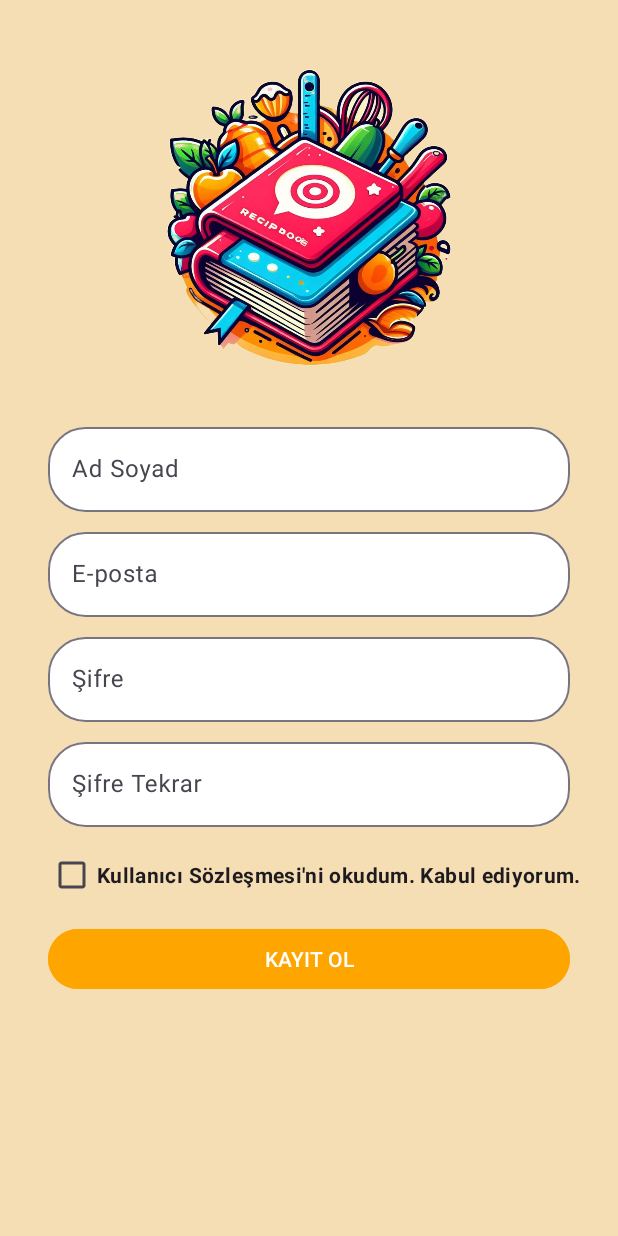
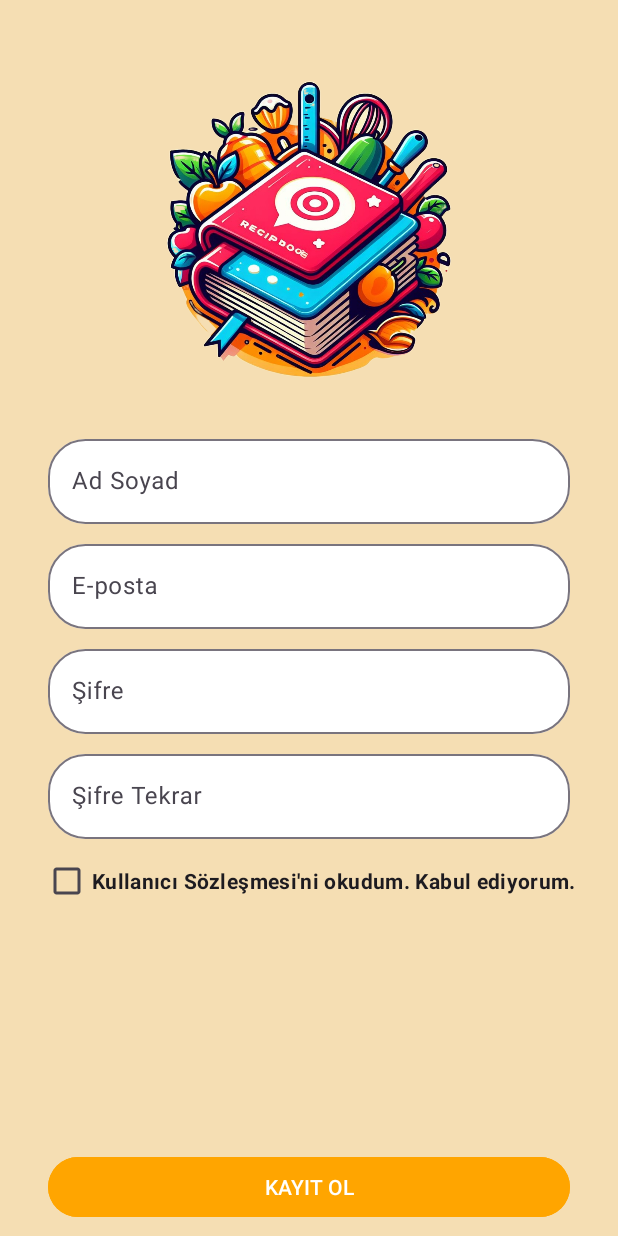
Before and after one commit to FurkanYagli/Tarif-Defterim, an Android app: the RegisterFragment screen opened through its navigation route, on a phone screen of 412 x 824 dp. Run offline under Robolectric (Android 15) with nearby library versions, the phone set to English and light mode, and no system bars; our stand-ins replace data binding.

Commit message:
tarif-defterim

```diff
--- a/app/build.gradle.kts
+++ b/app/build.gradle.kts
@@ -53,4 +53,9 @@ dependencies {
     testImplementation(libs.junit)
     androidTestImplementation(libs.androidx.junit)
     androidTestImplementation(libs.androidx.espresso.core)
+
+
+    implementation("androidx.lifecycle:lifecycle-viewmodel:2.5.1")
+    implementation("androidx.activity:activity-ktx:1.6.1")
+
 }
--- a/app/src/main/java/com/example/tarifdefterim/ui/fragment/LoginFragment.kt
+++ b/app/src/main/java/com/example/tarifdefterim/ui/fragment/LoginFragment.kt
@@ -5,20 +5,39 @@ import androidx.fragment.app.Fragment
 import android.view.LayoutInflater
 import android.view.View
 import android.view.ViewGroup
+import androidx.databinding.DataBindingUtil
+import androidx.fragment.app.viewModels
+import androidx.lifecycle.ViewModel
 import androidx.navigation.Navigation
 import com.example.tarifdefterim.R
 import com.example.tarifdefterim.databinding.FragmentLoginBinding
+import com.example.tarifdefterim.ui.viewmodel.GirisViewModel
+import com.example.tarifdefterim.ui.viewmodel.TarifDetayViewModel
 
 class LoginFragment : Fragment() {
 
     private lateinit var binding: FragmentLoginBinding
+    private lateinit var viewModel: GirisViewModel
 
      override fun onCreateView(inflater: LayoutInflater, container: ViewGroup?, savedInstanceState: Bundle?): View? {
 
-         binding = FragmentLoginBinding.inflate(inflater, container, false)
-         binding.button.setOnClickListener {
-             Navigation.findNavController(it).navigate(R.id.LogindenRegistera)
-         }
+         binding = DataBindingUtil.inflate(inflater, R.layout.fragment_login, container, false)
+         binding.loginFragment = this
+
+
+
+
         return binding.root
     }
+
+    override fun onCreate(savedInstanceState: Bundle?){
+        super.onCreate(savedInstanceState)
+        val tempViewModel: GirisViewModel by viewModels()
+        viewModel = tempViewModel
+
+    }
+
+    fun buttonGirisYap(){
+        Navigation.findNavController(binding.button).navigate(R.id.LogindenRegistera)
+    }
 }
--- a/app/src/main/java/com/example/tarifdefterim/ui/fragment/RegisterFragment.kt
+++ b/app/src/main/java/com/example/tarifdefterim/ui/fragment/RegisterFragment.kt
@@ -5,25 +5,39 @@ import androidx.fragment.app.Fragment
 import android.view.LayoutInflater
 import android.view.View
 import android.view.ViewGroup
+import androidx.databinding.DataBindingUtil
+import androidx.fragment.app.viewModels
 import androidx.navigation.Navigation
 import com.example.tarifdefterim.R
 import com.example.tarifdefterim.databinding.FragmentRegisterBinding
+import com.example.tarifdefterim.ui.viewmodel.AnasayfaViewModel
+import com.example.tarifdefterim.ui.viewmodel.KayitViewModel
+import com.example.tarifdefterim.ui.viewmodel.TarifDetayViewModel
 
 class RegisterFragment : Fragment() {
 private lateinit var binding: FragmentRegisterBinding
+private lateinit var viewModel: KayitViewModel
 
     override fun onCreateView(inflater: LayoutInflater, container: ViewGroup?, savedInstanceState: Bundle?): View? {
 
 
-        binding = FragmentRegisterBinding.inflate(inflater,container,false)
+        binding = DataBindingUtil.inflate(inflater, R.layout.fragment_register, container,false)
+        binding.registerFragment = this
 
-        binding.button2.setOnClickListener {
-            Navigation.findNavController(it).navigate(R.id.registerMain)
-        }
+
+
 
         return binding.root
 
 
     }
+   override fun onCreate(savedInstanceState: Bundle?){
+        super.onCreate(savedInstanceState)
+        val tempViewModel: KayitViewModel by viewModels()
+        viewModel = tempViewModel
 
+    }
+    fun buttonKayitOl(){
+        Navigation.findNavController(binding.button2).navigate(R.id.registerMain)
+    }
 }
--- /dev/null
+++ b/app/src/main/java/com/example/tarifdefterim/ui/viewmodel/GirisViewModel.kt
@@ -0,0 +1,6 @@
+package com.example.tarifdefterim.ui.viewmodel
+
+import androidx.lifecycle.ViewModel
+
+class GirisViewModel : ViewModel() {
+}
--- /dev/null
+++ b/app/src/main/java/com/example/tarifdefterim/ui/viewmodel/KayitViewModel.kt
@@ -0,0 +1,6 @@
+package com.example.tarifdefterim.ui.viewmodel
+
+import androidx.lifecycle.ViewModel
+
+class KayitViewModel : ViewModel() {
+}
--- /dev/null
+++ b/app/src/main/java/com/example/tarifdefterim/ui/viewmodel/TarifDetayViewModel.kt
@@ -0,0 +1,6 @@
+package com.example.tarifdefterim.ui.viewmodel
+
+import androidx.lifecycle.ViewModel
+
+class TarifDetayViewModel : ViewModel() {
+}
--- a/app/src/main/res/layout/fragment_register.xml
+++ b/app/src/main/res/layout/fragment_register.xml
@@ -1,35 +1,32 @@
 <?xml version="1.0" encoding="utf-8"?>
-<androidx.constraintlayout.widget.ConstraintLayout xmlns:android="http://schemas.android.com/apk/res/android"
+<layout xmlns:android="http://schemas.android.com/apk/res/android"
     xmlns:app="http://schemas.android.com/apk/res-auto"
-    xmlns:tools="http://schemas.android.com/tools"
+    xmlns:tools="http://schemas.android.com/tools">
+
+    <data>
+        <variable
+            name="registerFragment"
+            type="com.example.tarifdefterim.ui.fragment.RegisterFragment" />
+    </data>
+
+    <androidx.constraintlayout.widget.ConstraintLayout
         android:layout_width="match_parent"
         android:layout_height="match_parent"
         android:background="@color/bej"
         tools:context=".ui.fragment.RegisterFragment">
 
-    <com.google.android.material.textfield.TextInputLayout
-        android:id="@+id/textInputLayout3"
+        <ScrollView
+            android:id="@+id/scrollView2"
             android:layout_width="0dp"
-        android:layout_height="wrap_content"
-        android:layout_marginStart="32dp"
-        android:layout_marginTop="8dp"
-        android:layout_marginEnd="32dp"
-        app:boxBackgroundColor="@color/white"
-        app:boxCornerRadiusBottomEnd="25dp"
-        app:boxCornerRadiusBottomStart="25dp"
-        app:boxCornerRadiusTopEnd="25dp"
-        app:boxCornerRadiusTopStart="25dp"
-        app:hintTextColor="@color/black"
+            android:layout_height="0dp"
+            app:layout_constraintBottom_toBottomOf="parent"
             app:layout_constraintEnd_toEndOf="parent"
-        app:layout_constraintHorizontal_bias="0.5"
             app:layout_constraintStart_toStartOf="parent"
-        app:layout_constraintTop_toBottomOf="@+id/imageView2">
+            app:layout_constraintTop_toTopOf="parent">
 
-        <com.google.android.material.textfield.TextInputEditText
+            <androidx.constraintlayout.widget.ConstraintLayout
                 android:layout_width="match_parent"
-            android:layout_height="wrap_content"
-            android:hint="Ad Soyad" />
-    </com.google.android.material.textfield.TextInputLayout>
+                android:layout_height="match_parent">
 
                 <com.google.android.material.textfield.TextInputLayout
                     android:id="@+id/textInputLayout4"
@@ -82,9 +79,10 @@
                     android:layout_width="0dp"
                     android:layout_height="wrap_content"
                     android:layout_marginStart="32dp"
-        android:layout_marginTop="8dp"
+                    android:layout_marginTop="156dp"
                     android:layout_marginEnd="32dp"
                     android:backgroundTint="@color/turuncuFresh"
+                    android:onClick="@{() -> registerFragment.buttonKayitOl()}"
                     android:shadowColor="@color/black"
                     android:text="KAYIT OL"
                     android:textColor="@color/white"
@@ -92,17 +90,6 @@
                     app:layout_constraintHorizontal_bias="0.5"
                     app:layout_constraintStart_toStartOf="parent"
                     app:layout_constraintTop_toBottomOf="@+id/checkBox" />
-
-    <ImageView
-        android:id="@+id/imageView2"
-        android:layout_width="255dp"
-        android:layout_height="255dp"
-        android:layout_marginTop="16dp"
-        android:src="@drawable/tarif_defterim_register"
-        app:layout_constraintEnd_toEndOf="parent"
-        app:layout_constraintHorizontal_bias="0.5"
-        app:layout_constraintStart_toStartOf="parent"
-        app:layout_constraintTop_toTopOf="parent" />
 
                 <com.google.android.material.textfield.TextInputLayout
                     android:id="@+id/textInputLayout6"
@@ -117,6 +104,7 @@
                     app:boxCornerRadiusTopEnd="25dp"
                     app:boxCornerRadiusTopStart="25dp"
                     app:layout_constraintEnd_toEndOf="parent"
+                    app:layout_constraintHorizontal_bias="0.5"
                     app:layout_constraintStart_toStartOf="parent"
                     app:layout_constraintTop_toBottomOf="@+id/textInputLayout3">
 
@@ -126,30 +114,57 @@
                         android:hint="E-posta" />
                 </com.google.android.material.textfield.TextInputLayout>
 
-    <ScrollView
-        android:id="@+id/scrollView2"
-        android:layout_width="83dp"
-        android:layout_height="636dp"
-        app:layout_constraintBottom_toBottomOf="parent"
-        app:layout_constraintTop_toTopOf="parent"
-        tools:layout_editor_absoluteX="327dp">
-
-        <LinearLayout
-            android:layout_width="match_parent"
-            android:layout_height="wrap_content"
-            android:orientation="vertical" />
-    </ScrollView>
-
                 <CheckBox
                     android:id="@+id/checkBox"
                     android:layout_width="wrap_content"
                     android:layout_height="wrap_content"
                     android:layout_marginStart="32dp"
-        android:layout_marginTop="8dp"
+                    android:layout_marginTop="4dp"
+                    android:layout_marginEnd="32dp"
                     android:text="Kullanıcı Sözleşmesi'ni okudum. Kabul ediyorum."
                     android:textAlignment="center"
                     android:textStyle="bold"
+                    app:layout_constraintEnd_toEndOf="parent"
+                    app:layout_constraintHorizontal_bias="0.5"
                     app:layout_constraintStart_toStartOf="parent"
                     app:layout_constraintTop_toBottomOf="@+id/textInputLayout5" />
 
+                <com.google.android.material.textfield.TextInputLayout
+                    android:id="@+id/textInputLayout3"
+                    android:layout_width="0dp"
+                    android:layout_height="wrap_content"
+                    android:layout_marginStart="32dp"
+                    android:layout_marginTop="8dp"
+                    android:layout_marginEnd="32dp"
+                    app:boxBackgroundColor="@color/white"
+                    app:boxCornerRadiusBottomEnd="25dp"
+                    app:boxCornerRadiusBottomStart="25dp"
+                    app:boxCornerRadiusTopEnd="25dp"
+                    app:boxCornerRadiusTopStart="25dp"
+                    app:hintTextColor="@color/black"
+                    app:layout_constraintEnd_toEndOf="parent"
+                    app:layout_constraintHorizontal_bias="0.5"
+                    app:layout_constraintStart_toStartOf="parent"
+                    app:layout_constraintTop_toBottomOf="@+id/imageView2">
+
+                    <com.google.android.material.textfield.TextInputEditText
+                        android:layout_width="match_parent"
+                        android:layout_height="wrap_content"
+                        android:hint="Ad Soyad" />
+                </com.google.android.material.textfield.TextInputLayout>
+
+                <ImageView
+                    android:id="@+id/imageView2"
+                    android:layout_width="255dp"
+                    android:layout_height="255dp"
+                    android:layout_marginTop="24dp"
+                    android:src="@drawable/tarif_defterim_register"
+                    app:layout_constraintEnd_toEndOf="parent"
+                    app:layout_constraintHorizontal_bias="0.5"
+                    app:layout_constraintStart_toStartOf="parent"
+                    app:layout_constraintTop_toTopOf="parent" />
             </androidx.constraintlayout.widget.ConstraintLayout>
+        </ScrollView>
+
+    </androidx.constraintlayout.widget.ConstraintLayout>
+</layout>
```
Also changed, not shown: app/src/main/java/com/example/tarifdefterim/data/datasource/KullanicilarDataSource.kt (added, +11 -0 lines), app/src/main/java/com/example/tarifdefterim/data/datasource/YemeklerDataSource.kt (added, +24 -0 lines), app/src/main/java/com/example/tarifdefterim/data/entity/AnaYemekler.kt (added, +8 -0 lines), app/src/main/java/com/example/tarifdefterim/data/entity/Corbalar.kt (added, +8 -0 lines), app/src/main/java/com/example/tarifdefterim/data/entity/Tatlilar.kt (added, +8 -0 lines), app/src/main/java/com/example/tarifdefterim/data/repo/KullanicilarRepository.kt (added, +10 -0 lines), app/src/main/java/com/example/tarifdefterim/data/repo/YemeklerRepository.kt (added, +13 -0 lines), app/src/main/java/com/example/tarifdefterim/ui/fragment/MainFragment.kt (+21 -11 lines), app/src/main/java/com/example/tarifdefterim/ui/fragment/TarifDetayFragment.kt (+10 -0 lines), app/src/main/java/com/example/tarifdefterim/ui/viewmodel/AnasayfaViewModel.kt (added, +27 -0 lines), app/src/main/res/layout/fragment_login.xml (+13 -4 lines). Lines whose indentation alone changed are shown as unchanged.
